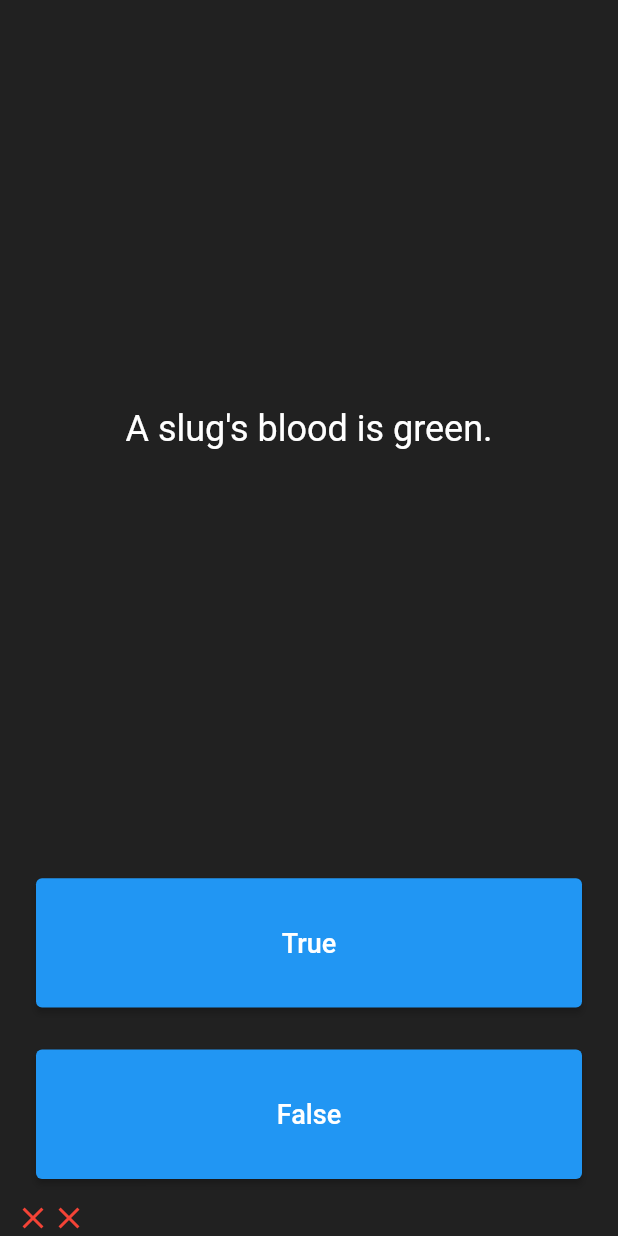
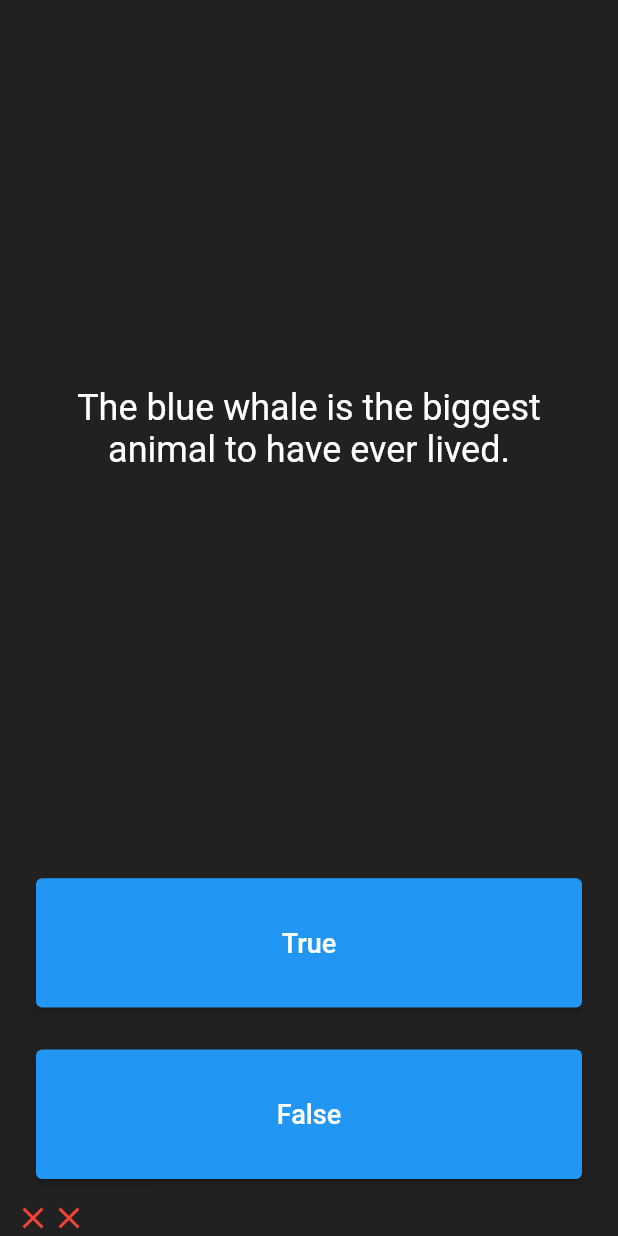
Before and after one commit to Lokie-codes/quiz_app_flutter, a Flutter app: the screen it shows after launch, after a tap on "True", after a tap on "False", on a phone screen of 412 x 824 dp. Run offline on Flutter 3.47's test engine with Material 2 defaults, Android fonts, the phone set to English and light mode, and no system bars.

```diff
--- a/lib/main.dart
+++ b/lib/main.dart
@@ -1,6 +1,7 @@
 import 'package:flutter/material.dart';
-import 'question.dart';
+import 'quiz_brain.dart';
 
+QuizBrain quizBrain = QuizBrain();
 void main() => runApp(const QuizApp());
 
 class QuizApp extends StatelessWidget {
@@ -32,17 +33,6 @@ class QuizPage extends StatefulWidget {
 class _QuizPageState extends State<QuizPage> {
   List<Icon> scoreSign = [];
 
-  List<Question> questions = [
-    Question(q: 'Sun rises in the West and sets in the East.', a: false),
-    Question(q: 'BL is the most beautiful woman ever.', a: true),
-    Question(q: 'A slug\'s blood is green.', a: true),
-    Question(q: 'Sun rises in the West and sets in the East.', a: false),
-    Question(q: 'BL is the most beautiful woman ever.', a: true),
-    Question(q: 'A slug\'s blood is green.', a: true),
-    Question(q: 'Sun rises in the West and sets in the East.', a: false),
-    Question(q: 'BL is the most beautiful woman ever.', a: true),
-    Question(q: 'A slug\'s blood is green.', a: true),
-  ];
 
   int questionNo = 0;
   bool answer = false;
@@ -73,7 +63,7 @@ class _QuizPageState extends State<QuizPage> {
             padding: const EdgeInsets.all(10.0),
             child: Center(
               child: Text(
-                questions[questionNo].questionText,
+                quizBrain.getQuestionText(questionNo),
                 textAlign: TextAlign.center,
                 style: const TextStyle(
                   color: Colors.white,
@@ -88,7 +78,7 @@ class _QuizPageState extends State<QuizPage> {
             padding: const EdgeInsets.all(14.0),
             child: ElevatedButton(
               onPressed: () {
-                bool answer = questions[questionNo].questionAnswer;
+                bool answer = quizBrain.getQuestionAnswer(questionNo);
                 setState(() {
                   questionNo++;
                   scoreSign.add(
@@ -111,7 +101,7 @@ class _QuizPageState extends State<QuizPage> {
             padding: const EdgeInsets.all(14.0),
             child: ElevatedButton(
               onPressed: () {
-                bool answer = questions[questionNo].questionAnswer;
+                bool answer = quizBrain.getQuestionAnswer(questionNo);
                 setState(() {
                   questionNo++;
                   scoreSign.add(
--- /dev/null
+++ b/lib/questionBank.txt
@@ -0,0 +1,48 @@
+Topic   Animals
+Question: Sharks are mammals.
+Answer: False - they are actually classified as fish.
+
+Question: Sea otters have a favorite rock they use to break open food.
+Answer: True - they keep these treasures in the loose skin under their arms.
+
+Question: The blue whale is the biggest animal to have ever lived.
+Answer: True - and that includes dinosaurs!
+
+Question: The hummingbird egg is the world's smallest bird egg.
+Answer: True - on the flip side, ostriches lay the largest eggs.
+
+Question: Pigs roll in the mud because they don’t like being clean.
+Answer: False - pigs have few sweat glands and their muddy baths help keep them cool.
+
+Question: Bats are blind.
+Answer: False - bats often find their way using ultrasound but their eyes work, just not particularly well).
+
+Question: A dog sweats by panting its tongue.
+Answer: False - canines sweat through glands in their paws.
+
+Question: It takes a sloth two weeks to digest a meal.
+Answer: True - that’s the slowest digestion time of any mammal!
+
+Question: The largest living frog is the Goliath frog of West Africa.
+Answer: True - this amphibian reaches lengths of 12.5 inches and weighs 7.2 pounds.
+
+Question: An ant can lift 1,000 times its body weight.
+Answer: False - ants can lift 5,000 times their body weight!
+
+Question: When exiting a cave, bats always go in the direction of the wind.
+Answer: False - bats always turn left out of a cave.
+
+Question: Galapagos tortoises sleep up to 16 hours a day.
+Answer: True - and they can go a year without food or water, so they have lots of time for extra sleep.
+
+Question: An octopus has seven hearts.
+Answer: False - it has three hearts and they do a lot of work. One heart circulates blood around the body and the other two pump blood past the gills and pick up oxygen.
+
+Question: The goat is the national animal of Scotland.
+Answer: False - it is the unicorn.
+
+Question: Herbivores are animal eaters.
+Answer: False - herbivores only eat plants.
+
+Question: A monkey was the first non-human to go into space.
+Answer: False - fruit flies were the first to make the trip.
--- /dev/null
+++ b/lib/quiz_brain.dart
@@ -0,0 +1,26 @@
+import 'question.dart';
+
+class QuizBrain {
+  final List<Question> _questionBank = [
+    Question(q: 'Sharks are mammals.', a: false),
+    Question(q: 'Sea otters have a favorite rock they use to break open food.', a: true),
+    Question(q: 'The blue whale is the biggest animal to have ever lived.', a: true),
+    Question(q: 'The hummingbird egg is the world\'s smallest bird egg.', a: true),
+    Question(q: 'Pigs roll in the mud because they don’t like being clean.', a: false),
+    Question(q: 'Bats are blind.', a: false),
+    Question(q: 'A dog sweats by panting its tongue.', a: false),
+    Question(q: 'It takes a sloth two weeks to digest a meal.', a: true),
+    Question(q: 'The largest living frog is the Goliath frog of West Africa.', a: true),
+    Question(q: 'When exiting a cave, bats always go in the direction of the wind.', a: false),
+    Question(q: 'Galapagos tortoises sleep up to 16 hours a day.', a: true),
+    Question(q: 'An octopus has seven hearts.', a: false),
+  ];
+
+  String getQuestionText(int questionNumber) {
+    return _questionBank[questionNumber].questionText;
+  }
+
+  bool getQuestionAnswer(int questionNumber) {
+    return _questionBank[questionNumber].questionAnswer;
+  }
+}
```
